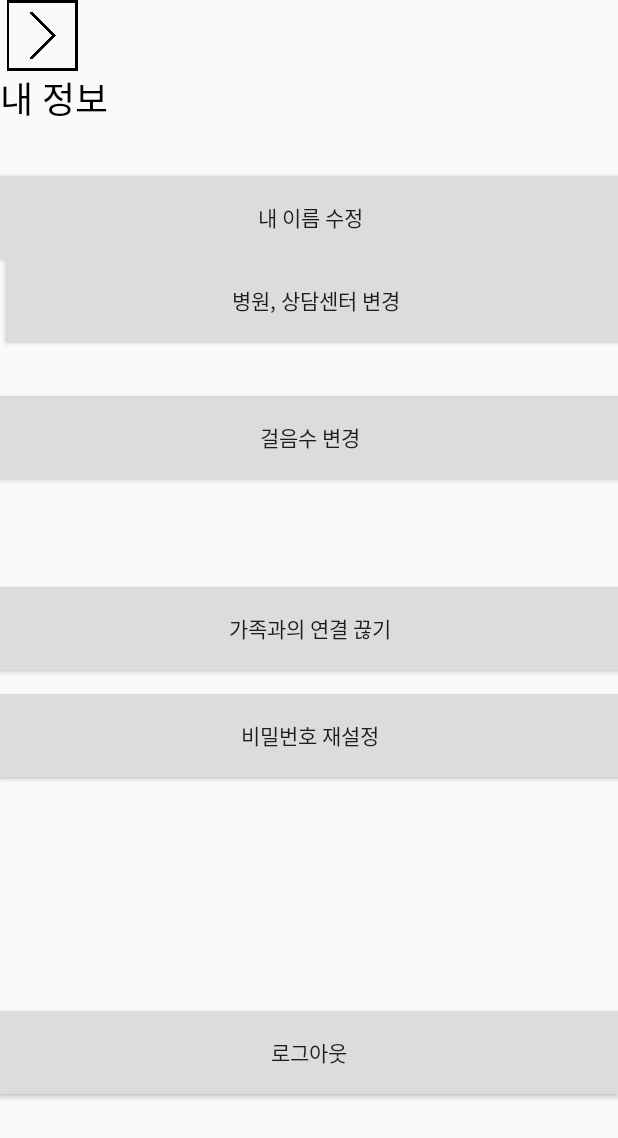
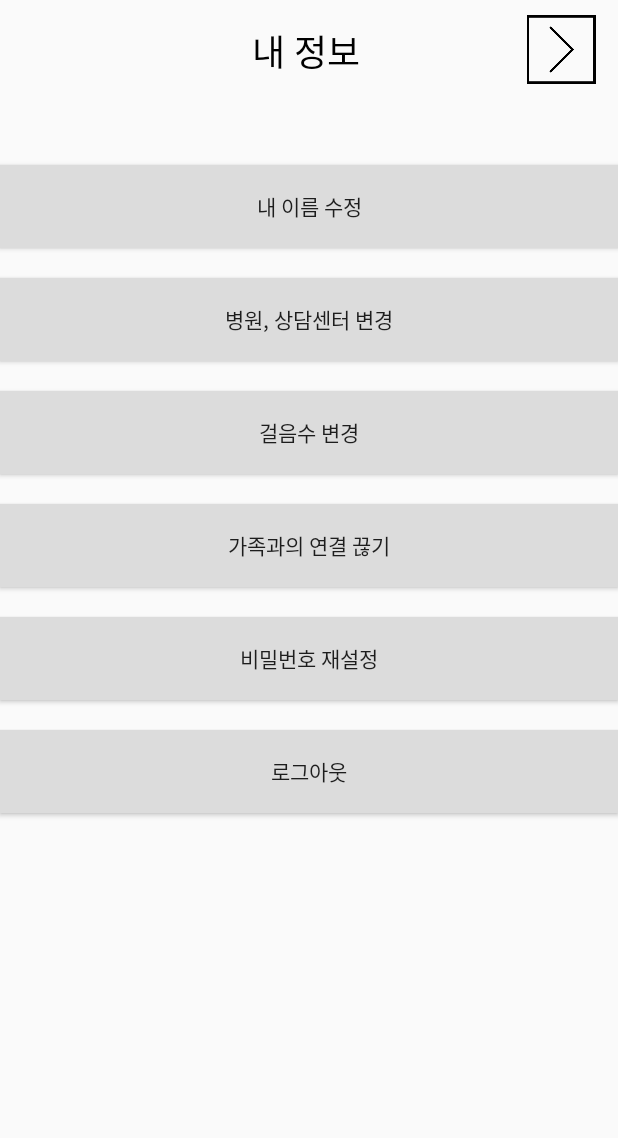
Before and after one commit to 22896/mombo, an Android app: the myaccount screen opened directly, with no data from a screen before it, on a phone screen of 412 x 824 dp. Shown: the top 1138 px of the screen. Run offline under Robolectric (Android 15) with nearby library versions, the phone set to English and light mode, and no system bars; our stand-ins replace Firebase (no records; nobody signed in at launch, a user with empty details on screens opened directly).

```diff
--- a/app/src/main/AndroidManifest.xml
+++ b/app/src/main/AndroidManifest.xml
@@ -13,6 +13,7 @@
         android:theme="@style/AppTheme">
         <activity android:name=".Join_fam" />
         <activity android:name=".check" />
+        <activity android:name=".call" />
         <activity android:name=".myaccount" />
         <activity android:name=".Record" />
         <activity android:name=".selfdiagnosis11" />
--- a/app/src/main/java/com/example/mombo/MainActivity.java
+++ b/app/src/main/java/com/example/mombo/MainActivity.java
@@ -27,6 +27,8 @@ public class MainActivity extends AppCompatActivity {
     protected void onCreate(Bundle savedInstanceState) {
         super.onCreate(savedInstanceState);
         setContentView(R.layout.activity_main);
+
+
         Button signup_btn = (Button) findViewById(R.id.btn_join);
         signup_btn.setOnClickListener(new View.OnClickListener() {
             @Override
--- a/app/src/main/res/layout/activity_call.xml
+++ b/app/src/main/res/layout/activity_call.xml
@@ -58,7 +58,7 @@
 
         <!--            상담센터 전화번호 입력 안해도 보여지게-->
         <EditText
-            android:id="@+id/editText5"
+            android:id="@+id/edtNum"
             android:layout_width="match_parent"
             android:layout_height="wrap_content"
             android:layout_margin="10dp"
--- a/app/src/main/res/layout/activity_myaccount.xml
+++ b/app/src/main/res/layout/activity_myaccount.xml
@@ -1,122 +1,97 @@
 <?xml version="1.0" encoding="utf-8"?>
-<LinearLayout xmlns:android="http://schemas.android.com/apk/res/android"
+<RelativeLayout xmlns:android="http://schemas.android.com/apk/res/android"
     xmlns:app="http://schemas.android.com/apk/res-auto"
     xmlns:tools="http://schemas.android.com/tools"
     android:layout_width="match_parent"
     android:layout_height="match_parent"
     android:orientation="vertical"
-
     tools:context="com.example.mombo.myaccount">
 
-
-        <ImageButton
-            android:id="@+id/back"
-            android:layout_width="56dp"
-            android:layout_height="47dp"
-            android:background="@android:color/transparent"
-            android:scaleType="fitCenter"
-            android:src="@drawable/right_arrow"
-            android:stateListAnimator="@null"
-            app:layout_constraintBottom_toBottomOf="parent"
-            app:layout_constraintEnd_toEndOf="parent"
-            app:layout_constraintHorizontal_bias="0.954"
-            app:layout_constraintStart_toStartOf="parent"
-            app:layout_constraintTop_toTopOf="parent"
-            app:layout_constraintVertical_bias="0.024" />
+    <LinearLayout
+        android:id="@+id/rv_1"
+        android:layout_width="wrap_content"
+        android:layout_height="wrap_content"
+        android:layout_alignParentRight="true"
+        android:layout_marginTop="10dp"
+        android:layout_marginRight="10dp"
+        android:layout_marginBottom="50dp"
+        android:orientation="horizontal">
 
         <TextView
             android:id="@+id/exp"
             android:layout_width="78dp"
             android:layout_height="50dp"
-            android:layout_marginBottom="20dp"
+            android:layout_marginRight="100dp"
+            android:paddingTop="6dp"
             android:text="내 정보"
             android:textColor="@color/black"
-            android:textSize="24sp"
-            app:layout_constraintBottom_toBottomOf="parent"
-            app:layout_constraintEnd_toEndOf="parent"
-            app:layout_constraintHorizontal_bias="0.498"
-            app:layout_constraintStart_toStartOf="parent"
-            app:layout_constraintTop_toTopOf="parent"
-            app:layout_constraintVertical_bias="0.024" />
+            android:textSize="24sp" />
+
+        <ImageButton
+            android:id="@+id/back"
+            android:layout_width="56dp"
+            android:layout_height="46dp"
+            android:background="@android:color/transparent"
+            android:scaleType="fitCenter"
+            android:src="@drawable/right_arrow"
+            android:stateListAnimator="@null" />
+
+
+    </LinearLayout>
 
     <Button
         android:id="@+id/modify"
         android:layout_width="414dp"
         android:layout_height="55dp"
+        android:layout_below="@+id/rv_1"
+        android:layout_marginBottom="20dp"
         android:background="@color/gray"
-            android:text="내 이름 수정"
-            app:layout_constraintBottom_toBottomOf="parent"
-            app:layout_constraintEnd_toEndOf="parent"
-            app:layout_constraintHorizontal_bias="0.0"
-            app:layout_constraintStart_toStartOf="parent"
-            app:layout_constraintTop_toTopOf="parent"
-            app:layout_constraintVertical_bias="0.149" />
+        android:text="내 이름 수정" />
 
     <Button
         android:id="@+id/modify2"
         android:layout_width="414dp"
         android:layout_height="55dp"
-            android:layout_marginStart="4dp"
-
-            android:layout_marginLeft="4dp"
+        android:layout_below="@+id/modify"
         android:layout_marginBottom="20dp"
         android:background="@color/gray"
-            android:text="병원, 상담센터 변경"
-            app:layout_constraintBottom_toTopOf="@+id/modify3"
-            app:layout_constraintStart_toStartOf="parent"
-            app:layout_constraintTop_toBottomOf="@+id/modify"
-            app:layout_constraintVertical_bias="1.0" />
+        android:text="병원, 상담센터 변경" />
 
     <Button
         android:id="@+id/modify3"
         android:layout_width="414dp"
         android:layout_height="55dp"
-            android:layout_marginTop="16dp"
-            android:layout_marginBottom="16dp"
+        android:layout_below="@+id/modify2"
+        android:layout_marginBottom="20dp"
         android:background="@color/gray"
-            android:text="걸음수 변경"
-            app:layout_constraintBottom_toTopOf="@+id/modify4"
-            app:layout_constraintTop_toBottomOf="@+id/modify2"
-            tools:layout_editor_absoluteX="-2dp" />
+        android:text="걸음수 변경" />
 
     <Button
         android:id="@+id/modify4"
         android:layout_width="414dp"
         android:layout_height="55dp"
-
-            android:layout_marginTop="56dp"
-            android:layout_marginBottom="16dp"
+        android:layout_below="@+id/modify3"
+        android:layout_marginBottom="20dp"
         android:background="@color/gray"
-            android:text="가족과의 연결 끊기"
-            app:layout_constraintBottom_toTopOf="@+id/modify5"
-            app:layout_constraintEnd_toEndOf="parent"
-            app:layout_constraintHorizontal_bias="0.0"
-            app:layout_constraintStart_toStartOf="parent"
-            app:layout_constraintTop_toBottomOf="@+id/modify3" />
+        android:text="가족과의 연결 끊기" />
 
     <Button
         android:id="@+id/sendButton"
         android:layout_width="414dp"
         android:layout_height="55dp"
-            android:layout_marginBottom="156dp"
+        android:layout_below="@+id/modify4"
+        android:layout_marginBottom="20dp"
         android:background="@color/gray"
-            android:text="비밀번호 재설정"
-            app:layout_constraintBottom_toBottomOf="parent"
-            app:layout_constraintEnd_toEndOf="parent"
-            app:layout_constraintHorizontal_bias="0.0"
-            app:layout_constraintStart_toStartOf="parent" />
+        android:text="비밀번호 재설정" />
 
         <Button
             android:id="@+id/logoutButton"
             android:layout_width="match_parent"
             android:layout_height="55dp"
-            android:layout_marginBottom="156dp"
+            android:layout_below="@+id/sendButton"
+            android:layout_marginBottom="20dp"
             android:background="@color/gray"
-            android:text="로그아웃"
-            app:layout_constraintBottom_toBottomOf="parent"
-            app:layout_constraintEnd_toEndOf="parent"
-            app:layout_constraintHorizontal_bias="0.0"
-            app:layout_constraintStart_toStartOf="parent" />
+            android:text="로그아웃" />
 
 
-</LinearLayout>
+</RelativeLayout>
```
Also changed, not shown: app/src/main/java/com/example/mombo/FirstActivity.java (+12 -1 lines), app/src/main/java/com/example/mombo/call.java (+33 -1 lines), app/src/main/java/com/example/mombo/first2.java (deleted, +0 -79 lines). Lines whose indentation alone changed are shown as unchanged.
